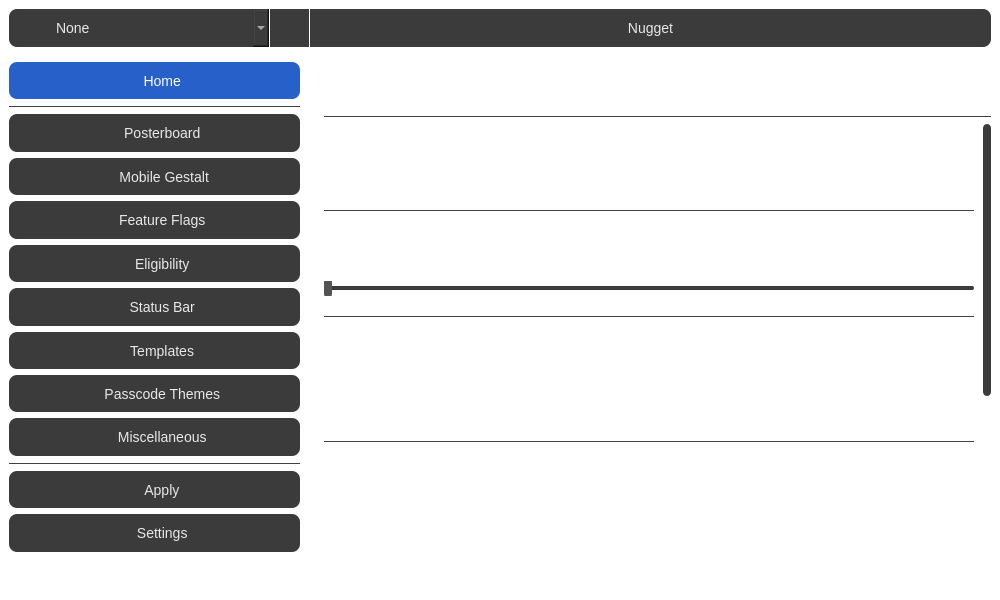
Above: src/qt/mainwindow.ui from leminlimez/Nugget before the change. Below: the same form after it.
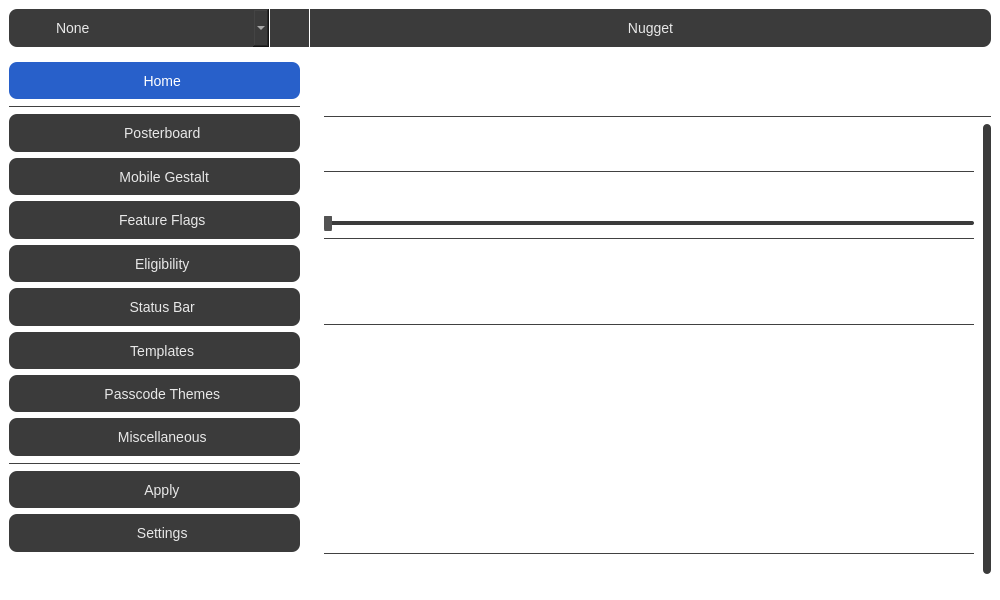
That is the form after the change. The open tabs and pages were chosen to show the change. Icons and pictures are not drawn.

Commit message: Fix SpringBoard warning text height

```diff
--- a/src/qt/mainwindow.ui
+++ b/src/qt/mainwindow.ui
@@ -5899,6 +5899,9 @@
               </item>
               <item>
                <widget class="QScrollArea" name="sbOptionsScrollArea">
+                <property name="widgetResizable">
+                 <bool>true</bool>
+                </property>
                 <property name="frameShape">
                  <enum>QFrame::NoFrame</enum>
                 </property>
@@ -5923,24 +5926,6 @@
                    <height>800</height>
                   </rect>
                  </property>
-                 <property name="sizePolicy">
-                  <sizepolicy hsizetype="Preferred" vsizetype="Expanding">
-                   <horstretch>0</horstretch>
-                   <verstretch>0</verstretch>
-                  </sizepolicy>
-                 </property>
-                 <property name="minimumSize">
-                  <size>
-                   <width>650</width>
-                   <height>500</height>
-                  </size>
-                 </property>
-                 <property name="maximumSize">
-                  <size>
-                   <width>650</width>
-                   <height>2000</height>
-                  </size>
-                 </property>
                  <layout class="QVBoxLayout" name="verticalLayout_9">
                   <property name="leftMargin">
                    <number>0</number>
@@ -6106,17 +6091,14 @@
                      </item>
                      <item>
                       <widget class="QLabel" name="label_66">
-                       <property name="sizePolicy">
-                        <sizepolicy hsizetype="Preferred" vsizetype="Fixed">
-                         <horstretch>0</horstretch>
-                         <verstretch>0</verstretch>
-                        </sizepolicy>
-                       </property>
                        <property name="text">
                         <string>Warning: This may cause issues for some iOS and watchOS version combos (such as messages app
 not working).
 Please do not make GitHub issues on Nugget about them, it is not fixable.</string>
                        </property>
+                       <property name="wordWrap">
+                        <bool>true</bool>
+                       </property>
                       </widget>
                      </item>
                      <item>
```
The commit also changes 1 other file.
